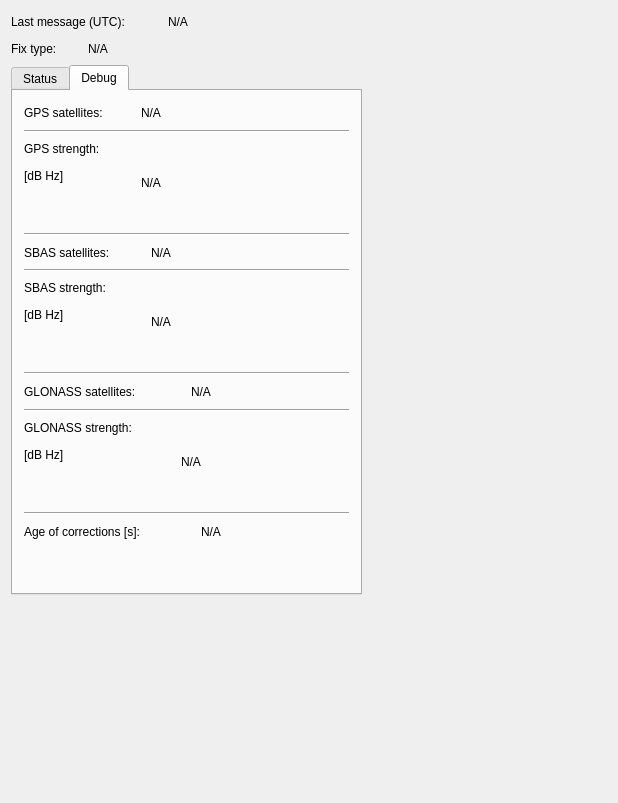
This is rqt_gps_rtk_plugin/resource/gps_rtk_plugin.ui in ethz-asl/ethz_piksi_ros as Qt 5 draws it before an edit. The edited form follows.
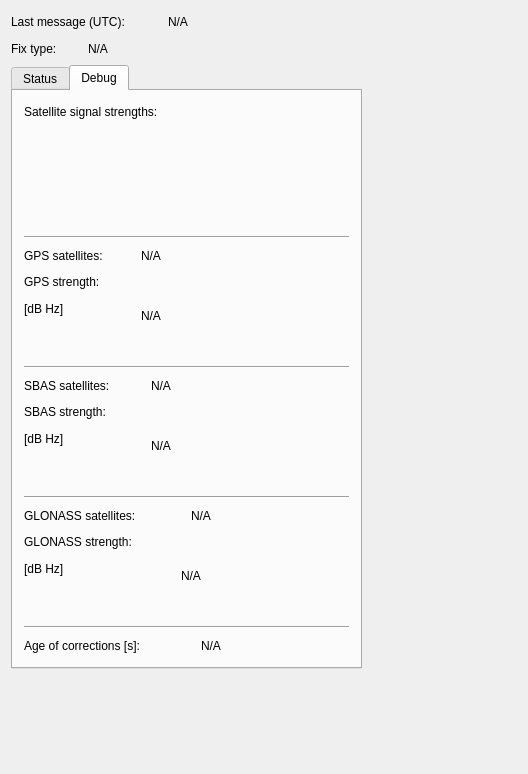
This is the edited form. The open tabs and pages were chosen to show the change. Custom widgets are drawn as their Qt base class.

Commit message: [GpsGui] Added qcustomplot to the widget and dependencies.

What changed in the file:
```diff
--- a/rqt_gps_rtk_plugin/resource/gps_rtk_plugin.ui
+++ b/rqt_gps_rtk_plugin/resource/gps_rtk_plugin.ui
@@ -6,8 +6,8 @@
    <rect>
     <x>0</x>
     <y>0</y>
-    <width>618</width>
-    <height>803</height>
+    <width>528</width>
+    <height>774</height>
    </rect>
   </property>
   <property name="windowTitle">
@@ -535,10 +535,129 @@
          <string>Debug</string>
         </attribute>
         <layout class="QGridLayout" name="gridLayout_4">
-         <item row="0" column="0">
-          <layout class="QGridLayout" name="gridLayout_3">
-           <item row="0" column="0">
-            <layout class="QVBoxLayout" name="verticalLayout">
+         <item row="10" column="0">
+          <layout class="QHBoxLayout" name="horizontalLayout_GLONASS">
+           <item>
+            <layout class="QVBoxLayout" name="verticalLayout_4">
+             <item>
+              <widget class="QLabel" name="label_glonassStrength_description">
+               <property name="sizePolicy">
+                <sizepolicy hsizetype="Fixed" vsizetype="Preferred">
+                 <horstretch>0</horstretch>
+                 <verstretch>0</verstretch>
+                </sizepolicy>
+               </property>
+               <property name="minimumSize">
+                <size>
+                 <width>151</width>
+                 <height>21</height>
+                </size>
+               </property>
+               <property name="text">
+                <string>&lt;html&gt;&lt;head/&gt;&lt;body&gt;&lt;p&gt;GLONASS strength:&lt;/p&gt;&lt;/body&gt;&lt;/html&gt;</string>
+               </property>
+              </widget>
+             </item>
+             <item>
+              <widget class="QLabel" name="label_glonassStrength_description_unit">
+               <property name="sizePolicy">
+                <sizepolicy hsizetype="Fixed" vsizetype="Preferred">
+                 <horstretch>0</horstretch>
+                 <verstretch>0</verstretch>
+                </sizepolicy>
+               </property>
+               <property name="minimumSize">
+                <size>
+                 <width>71</width>
+                 <height>21</height>
+                </size>
+               </property>
+               <property name="text">
+                <string>&lt;html&gt;&lt;head/&gt;&lt;body&gt;&lt;p&gt;[dB Hz]&lt;/p&gt;&lt;/body&gt;&lt;/html&gt;</string>
+               </property>
+              </widget>
+             </item>
+             <item>
+              <spacer name="verticalSpacer_4">
+               <property name="orientation">
+                <enum>Qt::Vertical</enum>
+               </property>
+               <property name="sizeType">
+                <enum>QSizePolicy::Preferred</enum>
+               </property>
+               <property name="sizeHint" stdset="0">
+                <size>
+                 <width>20</width>
+                 <height>40</height>
+                </size>
+               </property>
+              </spacer>
+             </item>
+            </layout>
+           </item>
+           <item>
+            <widget class="QLabel" name="label_glonassStrength">
+             <property name="sizePolicy">
+              <sizepolicy hsizetype="Preferred" vsizetype="Preferred">
+               <horstretch>0</horstretch>
+               <verstretch>0</verstretch>
+              </sizepolicy>
+             </property>
+             <property name="minimumSize">
+              <size>
+               <width>0</width>
+               <height>21</height>
+              </size>
+             </property>
+             <property name="styleSheet">
+              <string notr="true"/>
+             </property>
+             <property name="text">
+              <string>N/A</string>
+             </property>
+             <property name="wordWrap">
+              <bool>true</bool>
+             </property>
+            </widget>
+           </item>
+           <item>
+            <spacer name="horizontalSpacer_15">
+             <property name="orientation">
+              <enum>Qt::Horizontal</enum>
+             </property>
+             <property name="sizeHint" stdset="0">
+              <size>
+               <width>40</width>
+               <height>20</height>
+              </size>
+             </property>
+            </spacer>
+           </item>
+          </layout>
+         </item>
+         <item row="2" column="0">
+          <widget class="Line" name="line_10">
+           <property name="orientation">
+            <enum>Qt::Horizontal</enum>
+           </property>
+          </widget>
+         </item>
+         <item row="5" column="0">
+          <widget class="Line" name="line_9">
+           <property name="orientation">
+            <enum>Qt::Horizontal</enum>
+           </property>
+          </widget>
+         </item>
+         <item row="11" column="0">
+          <widget class="Line" name="line_2">
+           <property name="orientation">
+            <enum>Qt::Horizontal</enum>
+           </property>
+          </widget>
+         </item>
+         <item row="3" column="0">
+          <layout class="QVBoxLayout" name="verticalLayout_GPSSatellites">
              <item>
               <layout class="QHBoxLayout" name="horizontalLayout_10">
                <item>
@@ -597,15 +716,111 @@
                </item>
               </layout>
              </item>
+          </layout>
+         </item>
+         <item row="9" column="0">
+          <layout class="QHBoxLayout" name="horizontalLayout_GLONASSSatellites">
              <item>
-              <widget class="Line" name="line_9">
+            <widget class="QLabel" name="label_glonassSatellites_description">
+             <property name="minimumSize">
+              <size>
+               <width>161</width>
+               <height>21</height>
+              </size>
+             </property>
+             <property name="text">
+              <string>GLONASS satellites:</string>
+             </property>
+            </widget>
+           </item>
+           <item>
+            <widget class="QLabel" name="label_glonassSatellites">
+             <property name="minimumSize">
+              <size>
+               <width>51</width>
+               <height>21</height>
+              </size>
+             </property>
+             <property name="text">
+              <string>N/A</string>
+             </property>
+            </widget>
+           </item>
+           <item>
+            <spacer name="horizontalSpacer_14">
                <property name="orientation">
                 <enum>Qt::Horizontal</enum>
                </property>
+             <property name="sizeHint" stdset="0">
+              <size>
+               <width>40</width>
+               <height>20</height>
+              </size>
+             </property>
+            </spacer>
+           </item>
+          </layout>
+         </item>
+         <item row="6" column="0">
+          <layout class="QHBoxLayout" name="horizontalLayout_SBASSatellites">
+           <item>
+            <widget class="QLabel" name="label_sbasSatellites_description">
+             <property name="sizePolicy">
+              <sizepolicy hsizetype="Fixed" vsizetype="Preferred">
+               <horstretch>0</horstretch>
+               <verstretch>0</verstretch>
+              </sizepolicy>
+             </property>
+             <property name="minimumSize">
+              <size>
+               <width>121</width>
+               <height>21</height>
+              </size>
+             </property>
+             <property name="text">
+              <string>SBAS satellites:</string>
+             </property>
               </widget>
              </item>
              <item>
-              <layout class="QHBoxLayout" name="horizontalLayout_11">
+            <widget class="QLabel" name="label_sbasSatellites">
+             <property name="sizePolicy">
+              <sizepolicy hsizetype="Fixed" vsizetype="Preferred">
+               <horstretch>0</horstretch>
+               <verstretch>0</verstretch>
+              </sizepolicy>
+             </property>
+             <property name="minimumSize">
+              <size>
+               <width>51</width>
+               <height>21</height>
+              </size>
+             </property>
+             <property name="styleSheet">
+              <string notr="true"/>
+             </property>
+             <property name="text">
+              <string>N/A</string>
+             </property>
+            </widget>
+           </item>
+           <item>
+            <spacer name="horizontalSpacer_12">
+             <property name="orientation">
+              <enum>Qt::Horizontal</enum>
+             </property>
+             <property name="sizeHint" stdset="0">
+              <size>
+               <width>40</width>
+               <height>20</height>
+              </size>
+             </property>
+            </spacer>
+           </item>
+          </layout>
+         </item>
+         <item row="4" column="0">
+          <layout class="QHBoxLayout" name="horizontalLayout_GPS">
                <item>
                 <layout class="QVBoxLayout" name="verticalLayout_2">
                  <item>
@@ -704,58 +919,36 @@
                </item>
               </layout>
              </item>
+         <item row="12" column="0">
+          <layout class="QHBoxLayout" name="horizontalLayout_ageOfCorrections">
              <item>
-              <widget class="Line" name="line_13">
-               <property name="orientation">
-                <enum>Qt::Horizontal</enum>
-               </property>
-              </widget>
-             </item>
-             <item>
-              <layout class="QHBoxLayout" name="horizontalLayout_12">
-               <item>
-                <widget class="QLabel" name="label_sbasSatellites_description">
-                 <property name="sizePolicy">
-                  <sizepolicy hsizetype="Fixed" vsizetype="Preferred">
-                   <horstretch>0</horstretch>
-                   <verstretch>0</verstretch>
-                  </sizepolicy>
-                 </property>
+            <widget class="QLabel" name="label_ageOfCorrections_description">
                  <property name="minimumSize">
                   <size>
-                   <width>121</width>
+               <width>171</width>
                    <height>21</height>
                   </size>
                  </property>
                  <property name="text">
-                  <string>SBAS satellites:</string>
+              <string>Age of corrections [s]:</string>
                  </property>
                 </widget>
                </item>
                <item>
-                <widget class="QLabel" name="label_sbasSatellites">
-                 <property name="sizePolicy">
-                  <sizepolicy hsizetype="Fixed" vsizetype="Preferred">
-                   <horstretch>0</horstretch>
-                   <verstretch>0</verstretch>
-                  </sizepolicy>
-                 </property>
+            <widget class="QLabel" name="label_ageOfCorrections">
                  <property name="minimumSize">
                   <size>
                    <width>51</width>
                    <height>21</height>
                   </size>
                  </property>
-                 <property name="styleSheet">
-                  <string notr="true"/>
-                 </property>
                  <property name="text">
                   <string>N/A</string>
                  </property>
                 </widget>
                </item>
                <item>
-                <spacer name="horizontalSpacer_12">
+            <spacer name="horizontalSpacer_16">
                  <property name="orientation">
                   <enum>Qt::Horizontal</enum>
                  </property>
@@ -769,15 +962,8 @@
                </item>
               </layout>
              </item>
-             <item>
-              <widget class="Line" name="line_17">
-               <property name="orientation">
-                <enum>Qt::Horizontal</enum>
-               </property>
-              </widget>
-             </item>
-             <item>
-              <layout class="QHBoxLayout" name="horizontalLayout_13">
+         <item row="7" column="0">
+          <layout class="QHBoxLayout" name="horizontalLayout_SBAS">
                <item>
                 <layout class="QVBoxLayout" name="verticalLayout_3">
                  <item>
@@ -876,127 +1062,41 @@
                </item>
               </layout>
              </item>
-             <item>
-              <widget class="Line" name="line_18">
-               <property name="orientation">
-                <enum>Qt::Horizontal</enum>
-               </property>
-              </widget>
-             </item>
-             <item>
-              <layout class="QHBoxLayout" name="horizontalLayout_14">
-               <item>
-                <widget class="QLabel" name="label_glonassSatellites_description">
-                 <property name="minimumSize">
-                  <size>
-                   <width>161</width>
-                   <height>21</height>
-                  </size>
-                 </property>
-                 <property name="text">
-                  <string>GLONASS satellites:</string>
-                 </property>
-                </widget>
-               </item>
-               <item>
-                <widget class="QLabel" name="label_glonassSatellites">
-                 <property name="minimumSize">
-                  <size>
-                   <width>51</width>
-                   <height>21</height>
-                  </size>
-                 </property>
-                 <property name="text">
-                  <string>N/A</string>
-                 </property>
-                </widget>
-               </item>
-               <item>
-                <spacer name="horizontalSpacer_14">
-                 <property name="orientation">
-                  <enum>Qt::Horizontal</enum>
-                 </property>
-                 <property name="sizeHint" stdset="0">
-                  <size>
-                   <width>40</width>
-                   <height>20</height>
-                  </size>
-                 </property>
-                </spacer>
-               </item>
-              </layout>
-             </item>
-             <item>
+         <item row="8" column="0">
               <widget class="Line" name="line">
                <property name="orientation">
                 <enum>Qt::Horizontal</enum>
                </property>
               </widget>
              </item>
+         <item row="0" column="0">
+          <layout class="QHBoxLayout" name="horizontalLayout_signalStrenghts">
              <item>
-              <layout class="QHBoxLayout" name="horizontalLayout_15">
-               <item>
-                <layout class="QVBoxLayout" name="verticalLayout_4">
-                 <item>
-                  <widget class="QLabel" name="label_glonassStrength_description">
-                   <property name="sizePolicy">
-                    <sizepolicy hsizetype="Fixed" vsizetype="Preferred">
-                     <horstretch>0</horstretch>
-                     <verstretch>0</verstretch>
-                    </sizepolicy>
-                   </property>
-                   <property name="minimumSize">
-                    <size>
-                     <width>151</width>
-                     <height>21</height>
-                    </size>
-                   </property>
+            <widget class="QLabel" name="label">
                    <property name="text">
-                    <string>&lt;html&gt;&lt;head/&gt;&lt;body&gt;&lt;p&gt;GLONASS strength:&lt;/p&gt;&lt;/body&gt;&lt;/html&gt;</string>
+              <string>Satellite signal strengths:</string>
                    </property>
                   </widget>
                  </item>
                  <item>
-                  <widget class="QLabel" name="label_glonassStrength_description_unit">
-                   <property name="sizePolicy">
-                    <sizepolicy hsizetype="Fixed" vsizetype="Preferred">
-                     <horstretch>0</horstretch>
-                     <verstretch>0</verstretch>
-                    </sizepolicy>
-                   </property>
-                   <property name="minimumSize">
-                    <size>
-                     <width>71</width>
-                     <height>21</height>
-                    </size>
-                   </property>
-                   <property name="text">
-                    <string>&lt;html&gt;&lt;head/&gt;&lt;body&gt;&lt;p&gt;[dB Hz]&lt;/p&gt;&lt;/body&gt;&lt;/html&gt;</string>
-                   </property>
-                  </widget>
-                 </item>
-                 <item>
-                  <spacer name="verticalSpacer_4">
+            <spacer name="horizontalSpacer_18">
                    <property name="orientation">
-                    <enum>Qt::Vertical</enum>
-                   </property>
-                   <property name="sizeType">
-                    <enum>QSizePolicy::Preferred</enum>
+              <enum>Qt::Horizontal</enum>
                    </property>
                    <property name="sizeHint" stdset="0">
                     <size>
-                     <width>20</width>
-                     <height>40</height>
+               <width>40</width>
+               <height>20</height>
                     </size>
                    </property>
                   </spacer>
                  </item>
                 </layout>
                </item>
-               <item>
-                <widget class="QLabel" name="label_glonassStrength">
+         <item row="1" column="0">
+          <widget class="QCustomPlot" name="customPlot" native="true">
                  <property name="sizePolicy">
-                  <sizepolicy hsizetype="Preferred" vsizetype="Preferred">
+            <sizepolicy hsizetype="MinimumExpanding" vsizetype="MinimumExpanding">
                    <horstretch>0</horstretch>
                    <verstretch>0</verstretch>
                   </sizepolicy>
@@ -1004,104 +1104,11 @@
                  <property name="minimumSize">
                   <size>
                    <width>0</width>
-                   <height>21</height>
-                  </size>
-                 </property>
-                 <property name="styleSheet">
-                  <string notr="true"/>
-                 </property>
-                 <property name="text">
-                  <string>N/A</string>
-                 </property>
-                 <property name="wordWrap">
-                  <bool>true</bool>
-                 </property>
-                </widget>
-               </item>
-               <item>
-                <spacer name="horizontalSpacer_15">
-                 <property name="orientation">
-                  <enum>Qt::Horizontal</enum>
-                 </property>
-                 <property name="sizeHint" stdset="0">
-                  <size>
-                   <width>40</width>
-                   <height>20</height>
-                  </size>
-                 </property>
-                </spacer>
-               </item>
-              </layout>
-             </item>
-             <item>
-              <widget class="Line" name="line_19">
-               <property name="orientation">
-                <enum>Qt::Horizontal</enum>
-               </property>
-              </widget>
-             </item>
-             <item>
-              <layout class="QHBoxLayout" name="horizontalLayout_16">
-               <item>
-                <widget class="QLabel" name="label_ageOfCorrections_description">
-                 <property name="minimumSize">
-                  <size>
-                   <width>171</width>
-                   <height>21</height>
-                  </size>
-                 </property>
-                 <property name="text">
-                  <string>Age of corrections [s]:</string>
-                 </property>
-                </widget>
-               </item>
-               <item>
-                <widget class="QLabel" name="label_ageOfCorrections">
-                 <property name="minimumSize">
-                  <size>
-                   <width>51</width>
-                   <height>21</height>
-                  </size>
-                 </property>
-                 <property name="text">
-                  <string>N/A</string>
-                 </property>
-                </widget>
-               </item>
-               <item>
-                <spacer name="horizontalSpacer_16">
-                 <property name="orientation">
-                  <enum>Qt::Horizontal</enum>
-                 </property>
-                 <property name="sizeHint" stdset="0">
-                  <size>
-                   <width>40</width>
-                   <height>20</height>
-                  </size>
-                 </property>
-                </spacer>
-               </item>
-              </layout>
-             </item>
-             <item>
-              <spacer name="verticalSpacer_5">
-               <property name="orientation">
-                <enum>Qt::Vertical</enum>
-               </property>
-               <property name="sizeType">
-                <enum>QSizePolicy::Preferred</enum>
-               </property>
-               <property name="sizeHint" stdset="0">
-                <size>
-                 <width>20</width>
-                 <height>40</height>
-                </size>
-               </property>
-              </spacer>
-             </item>
-            </layout>
-           </item>
-          </layout>
+             <height>100</height>
+            </size>
+           </property>
+           <layout class="QGridLayout" name="gridLayout_5"/>
+          </widget>
          </item>
         </layout>
        </widget>
@@ -1138,6 +1145,14 @@
   </layout>
  </widget>
  <layoutdefault spacing="6" margin="11"/>
+ <customwidgets>
+  <customwidget>
+   <class>QCustomPlot</class>
+   <extends>QWidget</extends>
+   <header>rqt_gps_rtk_plugin/qcustomplot.h</header>
+   <container>1</container>
+  </customwidget>
+ </customwidgets>
  <tabstops>
   <tabstop>tabWidget</tabstop>
  </tabstops>
```
Left out of the diff: 2 changed lines with no effect on the pictures. Lines whose indentation alone changed are shown as unchanged. The commit also changes 4 other files.
